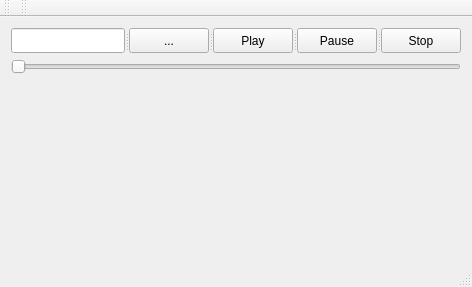
This is audioClass/audioClass/mainwindow.ui in tbigad/plainCPP as Qt 5 draws it before an edit. The edited form follows.
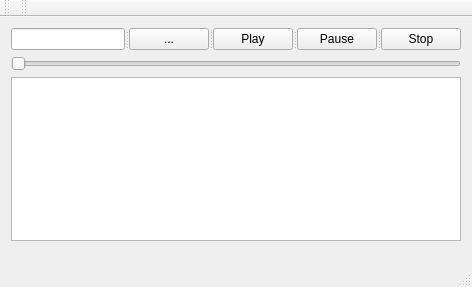
This is the edited form.

```diff
--- a/audioClass/audioClass/mainwindow.ui
+++ b/audioClass/audioClass/mainwindow.ui
@@ -115,7 +115,7 @@
       </item>
      </layout>
     </item>
-    <item row="1" column="0">
+    <item row="2" column="0">
      <spacer name="verticalSpacer">
       <property name="orientation">
        <enum>Qt::Vertical</enum>
@@ -128,6 +128,9 @@
       </property>
      </spacer>
     </item>
+    <item row="1" column="0">
+     <widget class="QTableView" name="tableView"/>
+    </item>
    </layout>
    <zorder>gridLayoutWidget</zorder>
    <zorder>verticalLayoutWidget</zorder>
```
Left out of the diff: 5 changed lines with no effect on the pictures.
